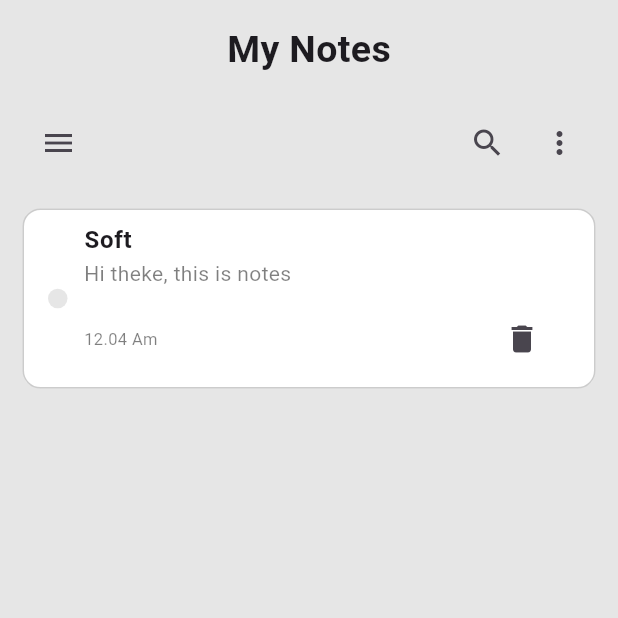
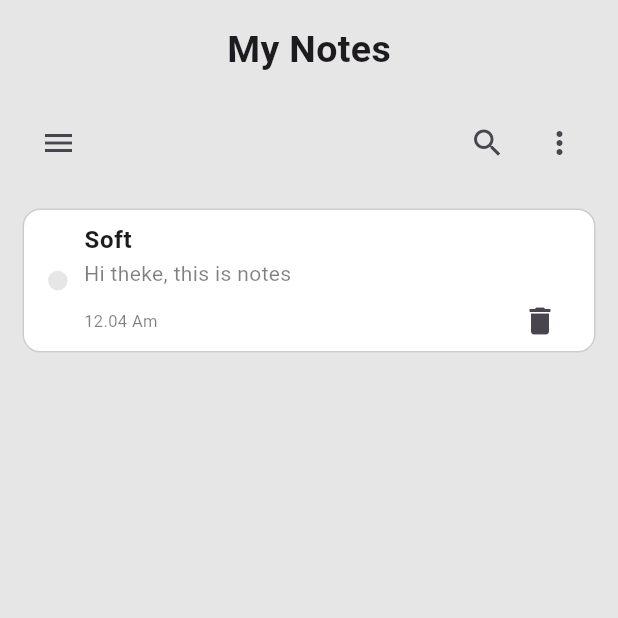
Before and after one commit to Shahin4292/-Caretutors, a Flutter app: the screen it shows after launch, on a phone screen of 412 x 824 dp, the top half of it. Run offline on Flutter 3.47's test engine with Material 3 defaults, Android fonts, the phone set to English and light mode, and no system bars; our stand-ins replace get.

Commit message:
appbar done

```diff
--- a/lib/main.dart
+++ b/lib/main.dart
@@ -22,7 +22,7 @@ class MyApp extends StatelessWidget {
         scaffoldBackgroundColor: AppColors.backgroundColor
       ),
       getPages: RoutePages.routes,
-      initialRoute: RoutesName.splash,
+      initialRoute: RoutesName.homeScreen,
       // home: const SplashScreen(),
     );
   }
--- a/lib/pages/widget/custom_single_note.dart
+++ b/lib/pages/widget/custom_single_note.dart
@@ -49,10 +49,8 @@ class CustomSingleNote extends StatelessWidget {
                     fontSize: 11,
                   ),
                 ),
-                IconButton(
-                  onPressed: () {},
-                  icon: const Icon(Icons.delete),
-                ),
+                InkWell(onTap: () {},
+                    child: const Icon(Icons.delete)),
               ],
             ),
           ],
```
